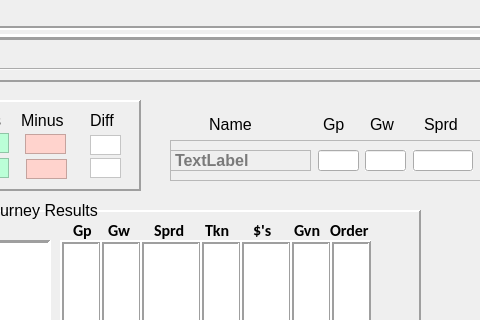
The window that CribbageQt/UI/CribbageQt.ui (mwycombe/CribbageQt) describes before a commit, drawn with Qt 5; both pictures show x 432 to 912 and y 181 to 501 of the 1156 by 915 pixel window.
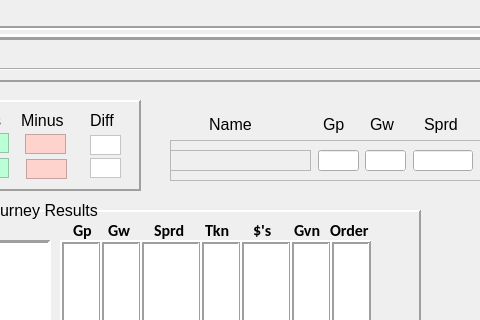
The same window after the commit. The open tabs and pages were chosen to show the change.

The edit to the form file:
```diff
--- a/CribbageQt/UI/CribbageQt.ui
+++ b/CribbageQt/UI/CribbageQt.ui
@@ -2055,7 +2055,7 @@
           <enum>QFrame::Shape::StyledPanel</enum>
          </property>
          <property name="text">
-          <string>TextLabel</string>
+          <string/>
          </property>
         </widget>
         <widget class="QLineEdit" name="le_resultLinePlayerGw">
```
Left out of the diff: 14 changed lines with no effect on the pictures.
